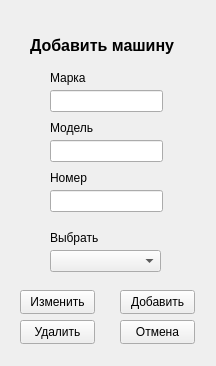
Old version of the form my_helper/notebook/designer_ui/new_auto.ui in the repository SmolPO/vertical.
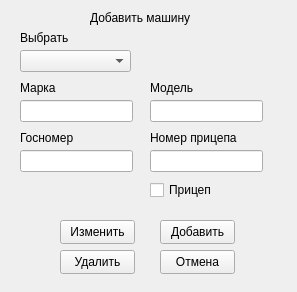
New version of the form.

What changed in the file:
```diff
--- a/my_helper/notebook/designer_ui/new_auto.ui
+++ b/my_helper/notebook/designer_ui/new_auto.ui
@@ -6,8 +6,8 @@
    <rect>
     <x>0</x>
     <y>0</y>
-    <width>216</width>
-    <height>366</height>
+    <width>297</width>
+    <height>292</height>
    </rect>
   </property>
   <property name="windowTitle">
@@ -16,18 +16,12 @@
   <widget class="QLabel" name="label">
    <property name="geometry">
     <rect>
-     <x>30</x>
-     <y>30</y>
-     <width>161</width>
-     <height>31</height>
+     <x>90</x>
+     <y>10</y>
+     <width>121</width>
+     <height>16</height>
     </rect>
    </property>
-   <property name="font">
-    <font>
-     <pointsize>12</pointsize>
-     <bold>true</bold>
-    </font>
-   </property>
    <property name="text">
     <string>Добавить машину</string>
    </property>
@@ -35,8 +29,8 @@
   <widget class="QLineEdit" name="firma">
    <property name="geometry">
     <rect>
-     <x>50</x>
-     <y>90</y>
+     <x>20</x>
+     <y>100</y>
      <width>113</width>
      <height>22</height>
     </rect>
@@ -45,8 +39,28 @@
   <widget class="QLineEdit" name="model">
    <property name="geometry">
     <rect>
-     <x>50</x>
-     <y>140</y>
+     <x>150</x>
+     <y>100</y>
+     <width>113</width>
+     <height>22</height>
+    </rect>
+   </property>
+  </widget>
+  <widget class="QLineEdit" name="gov_number">
+   <property name="geometry">
+    <rect>
+     <x>20</x>
+     <y>150</y>
+     <width>113</width>
+     <height>22</height>
+    </rect>
+   </property>
+  </widget>
+  <widget class="QLineEdit" name="track_number">
+   <property name="geometry">
+    <rect>
+     <x>150</x>
+     <y>150</y>
      <width>113</width>
      <height>22</height>
     </rect>
@@ -55,8 +69,8 @@
   <widget class="QLabel" name="label_2">
    <property name="geometry">
     <rect>
-     <x>50</x>
-     <y>70</y>
+     <x>20</x>
+     <y>80</y>
      <width>49</width>
      <height>16</height>
     </rect>
@@ -68,8 +82,8 @@
   <widget class="QLabel" name="label_3">
    <property name="geometry">
     <rect>
-     <x>50</x>
-     <y>120</y>
+     <x>150</x>
+     <y>80</y>
      <width>49</width>
      <height>16</height>
     </rect>
@@ -78,34 +92,37 @@
     <string>Модель</string>
    </property>
   </widget>
-  <widget class="QLineEdit" name="number">
-   <property name="geometry">
-    <rect>
-     <x>50</x>
-     <y>190</y>
-     <width>113</width>
-     <height>22</height>
-    </rect>
-   </property>
-  </widget>
   <widget class="QLabel" name="label_4">
    <property name="geometry">
     <rect>
-     <x>50</x>
-     <y>170</y>
-     <width>49</width>
+     <x>20</x>
+     <y>130</y>
+     <width>81</width>
      <height>16</height>
     </rect>
    </property>
    <property name="text">
-    <string>Номер</string>
+    <string>Госномер</string>
+   </property>
+  </widget>
+  <widget class="QLabel" name="label_5">
+   <property name="geometry">
+    <rect>
+     <x>150</x>
+     <y>130</y>
+     <width>101</width>
+     <height>16</height>
+    </rect>
+   </property>
+   <property name="text">
+    <string>Номер прицепа</string>
    </property>
   </widget>
   <widget class="QPushButton" name="b_ok">
    <property name="geometry">
     <rect>
-     <x>120</x>
-     <y>290</y>
+     <x>160</x>
+     <y>220</y>
      <width>75</width>
      <height>24</height>
     </rect>
@@ -114,24 +131,11 @@
     <string>Добавить</string>
    </property>
   </widget>
-  <widget class="QPushButton" name="b_kill">
-   <property name="geometry">
-    <rect>
-     <x>20</x>
-     <y>320</y>
-     <width>75</width>
-     <height>24</height>
-    </rect>
-   </property>
-   <property name="text">
-    <string>Удалить</string>
-   </property>
-  </widget>
   <widget class="QPushButton" name="b_cancel">
    <property name="geometry">
     <rect>
-     <x>120</x>
-     <y>320</y>
+     <x>160</x>
+     <y>250</y>
      <width>75</width>
      <height>24</height>
     </rect>
@@ -143,8 +147,8 @@
   <widget class="QPushButton" name="b_change">
    <property name="geometry">
     <rect>
-     <x>20</x>
-     <y>290</y>
+     <x>60</x>
+     <y>220</y>
      <width>75</width>
      <height>24</height>
     </rect>
@@ -156,18 +160,18 @@
   <widget class="QComboBox" name="cb_couse">
    <property name="geometry">
     <rect>
-     <x>50</x>
-     <y>250</y>
+     <x>20</x>
+     <y>50</y>
      <width>111</width>
      <height>22</height>
     </rect>
    </property>
   </widget>
-  <widget class="QLabel" name="label_5">
+  <widget class="QLabel" name="label_6">
    <property name="geometry">
     <rect>
-     <x>50</x>
-     <y>230</y>
+     <x>20</x>
+     <y>30</y>
      <width>49</width>
      <height>16</height>
     </rect>
@@ -176,6 +180,32 @@
     <string>Выбрать</string>
    </property>
   </widget>
+  <widget class="QPushButton" name="b_kill">
+   <property name="geometry">
+    <rect>
+     <x>60</x>
+     <y>250</y>
+     <width>75</width>
+     <height>24</height>
+    </rect>
+   </property>
+   <property name="text">
+    <string>Удалить</string>
+   </property>
+  </widget>
+  <widget class="QCheckBox" name="is_track">
+   <property name="geometry">
+    <rect>
+     <x>150</x>
+     <y>180</y>
+     <width>76</width>
+     <height>20</height>
+    </rect>
+   </property>
+   <property name="text">
+    <string>Прицеп</string>
+   </property>
+  </widget>
  </widget>
  <resources/>
  <connections/>
```
Left out of the diff: 4 changed lines with no effect on the pictures.
